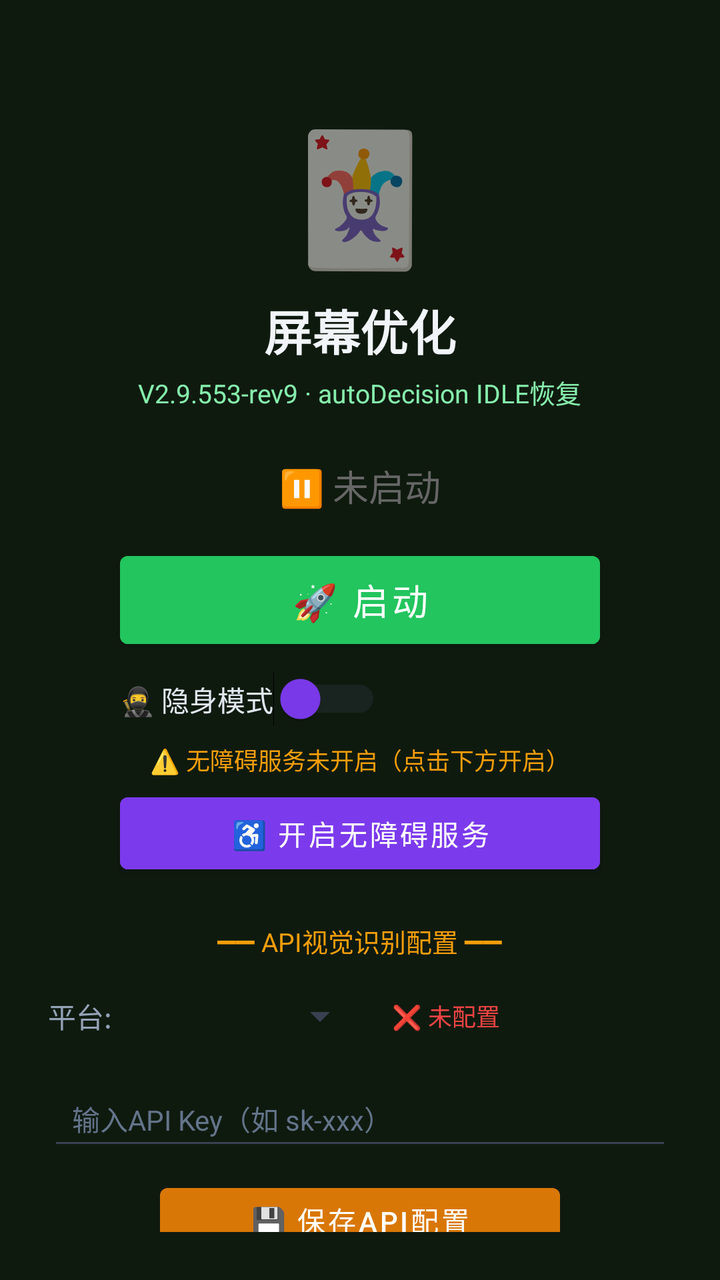
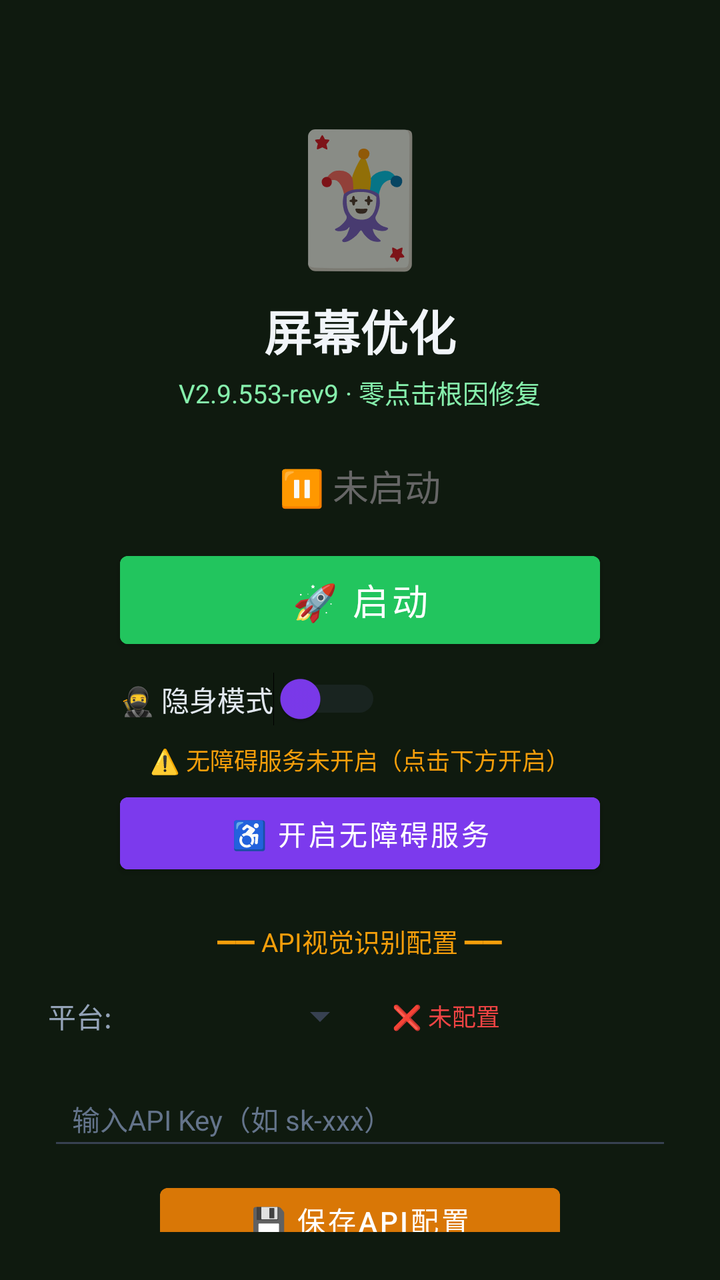

Two renders of the same Android screen: before a commit and after it. Below are the layout's source before the change and the commit's diff.
<!-- AndroidManifest.xml: activity theme Theme.MjScreenshot -->
<!-- res/layout/activity_main.xml -->
<?xml version="1.0" encoding="utf-8"?>
<LinearLayout xmlns:android="http://schemas.android.com/apk/res/android"
    android:layout_width="match_parent"
    android:layout_height="match_parent"
    android:orientation="vertical"
    android:background="#0f1a0f"
    android:padding="24dp"
    android:gravity="center_horizontal">

    <TextView
        android:layout_width="wrap_content"
        android:layout_height="wrap_content"
        android:text="🃏"
        android:textSize="64sp"
        android:layout_marginTop="30dp" />

    <TextView
        android:layout_width="wrap_content"
        android:layout_height="wrap_content"
        android:text="屏幕优化"
        android:textSize="24sp"
        android:textColor="#f1f5f9"
        android:textStyle="bold"
        android:layout_marginTop="8dp" />

    <TextView
        android:layout_width="wrap_content"
        android:layout_height="wrap_content"
        android:text="V2.9.553-rev9 · autoDecision IDLE恢复"
        android:textSize="13sp"
        android:textColor="#86efac"
        android:layout_marginTop="4dp" />

    <TextView
        android:id="@+id/tvStatus"
        android:layout_width="wrap_content"
        android:layout_height="wrap_content"
        android:text="⏸ 未启动"
        android:textSize="18sp"
        android:textColor="#666666"
        android:layout_marginTop="24dp" />

    <Button
        android:id="@+id/btnStart"
        android:layout_width="240dp"
        android:layout_height="56dp"
        android:text="🚀 启动"
        android:textSize="18sp"
        android:textColor="#ffffff"
        android:backgroundTint="#22c55e"
        android:layout_marginTop="16dp" />

    <Button
        android:id="@+id/btnHelper"
        android:layout_width="240dp"
        android:layout_height="56dp"
        android:text="🃏 打开智囊"
        android:textSize="16sp"
        android:textColor="#ffffff"
        android:backgroundTint="#16a34a"
        android:layout_marginTop="12dp"
        android:visibility="gone" />

    
    <LinearLayout
        android:layout_width="240dp"
        android:layout_height="wrap_content"
        android:orientation="horizontal"
        android:gravity="center_vertical"
        android:layout_marginTop="8dp">

        <Switch
            android:id="@+id/switchStealth"
            android:layout_width="wrap_content"
            android:layout_height="wrap_content"
            android:text="🥷 隐身模式"
            android:textColor="#e2e8f0"
            android:textSize="14sp"
            android:thumbTint="#7c3aed"
            android:trackTint="#374151" />
    </LinearLayout>

    <TextView
        android:id="@+id/tvAccessibilityStatus"
        android:layout_width="wrap_content"
        android:layout_height="wrap_content"
        android:text="⚠️ 无障碍服务未开启（点击下方开启）"
        android:textSize="12sp"
        android:textColor="#f59e0b"
        android:layout_marginTop="8dp"
        android:gravity="center" />

    <Button
        android:id="@+id/btnAccessibility"
        android:layout_width="240dp"
        android:layout_height="48dp"
        android:text="♿ 开启无障碍服务"
        android:textSize="14sp"
        android:textColor="#ffffff"
        android:backgroundTint="#7c3aed"
        android:layout_marginTop="4dp" />

    <TextView
        android:layout_width="wrap_content"
        android:layout_height="wrap_content"
        android:text="━━ API视觉识别配置 ━━"
        android:textSize="13sp"
        android:textColor="#f59e0b"
        android:layout_marginTop="20dp" />

    <LinearLayout
        android:layout_width="match_parent"
        android:layout_height="wrap_content"
        android:orientation="horizontal"
        android:layout_marginTop="8dp"
        android:gravity="center_vertical">

        <TextView
            android:layout_width="wrap_content"
            android:layout_height="wrap_content"
            android:text="平台:"
            android:textSize="14sp"
            android:textColor="#94a3b8" />

        <Spinner
            android:id="@+id/spinnerProvider"
            android:layout_width="120dp"
            android:layout_height="40dp"
            android:layout_marginStart="8dp"
            android:backgroundTint="#374151" />

        <TextView
            android:id="@+id/tvApiStatus"
            android:layout_width="wrap_content"
            android:layout_height="wrap_content"
            android:text="❌ 未配置"
            android:textSize="12sp"
            android:textColor="#ef4444"
            android:layout_marginStart="12dp" />
    </LinearLayout>

    <EditText
        android:id="@+id/etApiKey"
        android:layout_width="match_parent"
        android:layout_height="44dp"
        android:hint="输入API Key（如 sk-xxx）"
        android:textSize="14sp"
        android:textColor="#e2e8f0"
        android:textColorHint="#64748b"
        android:backgroundTint="#374151"
        android:inputType="textPassword"
        android:layout_marginTop="8dp"
        android:paddingStart="12dp"
        android:paddingEnd="12dp" />

    <Button
        android:id="@+id/btnSaveApi"
        android:layout_width="200dp"
        android:layout_height="44dp"
        android:text="💾 保存API配置"
        android:textSize="14sp"
        android:textColor="#ffffff"
        android:backgroundTint="#d97706"
        android:layout_marginTop="8dp" />

    <TextView
        android:id="@+id/tvHint"
        android:layout_width="wrap_content"
        android:layout_height="wrap_content"
        android:text="先点上方按钮启动截屏"
        android:textSize="13sp"
        android:textColor="#666666"
        android:layout_marginTop="12dp"
        android:gravity="center" />

    <TextView
        android:layout_width="wrap_content"
        android:layout_height="wrap_content"
        android:text="使用步骤：\n1. 配置API Key（支持OpenAI/通义千问VL/硅基流动）\n2. 点「开启无障碍服务」→ 开启\n3. 开启「🥷隐身模式」(反检测)\n4. 点「启动」→ 允许悬浮窗\n5. 打牌时点屏幕上的🎯悬浮球即可截屏识别\n★ 拖动悬浮球可移到不挡牌的位置 ★\n★ 长按悬浮球可展开/收起详细面板 ★\n★ 悬浮球边框颜色=建议：绿=加注 橙=跟注 红=弃牌 ★"
        android:textSize="12sp"
        android:textColor="#64748b"
        android:layout_marginTop="12dp"
        android:lineSpacingExtra="3dp" />

</LinearLayout>
<!-- resources referenced by this layout -->
<resources>
  <style name="Theme.MjScreenshot" parent="Theme.MaterialComponents.DayNight.DarkActionBar">
          <item name="colorPrimary">#1e40af</item>
          <item name="colorPrimaryVariant">#1e3a8a</item>
          <item name="colorOnPrimary">#ffffff</item>
          <item name="android:statusBarColor">#0f172a</item>
      </style>
</resources>

<!-- the commit's change to res/layout/activity_main.xml (unified diff, before → after) -->
@@ -26,7 +26,7 @@
     <TextView
         android:layout_width="wrap_content"
         android:layout_height="wrap_content"
-        android:text="V2.9.553-rev9 · autoDecision IDLE恢复"
+        android:text="V2.9.553-rev9 · 零点击根因修复"
         android:textSize="13sp"
         android:textColor="#86efac"
         android:layout_marginTop="4dp" />
